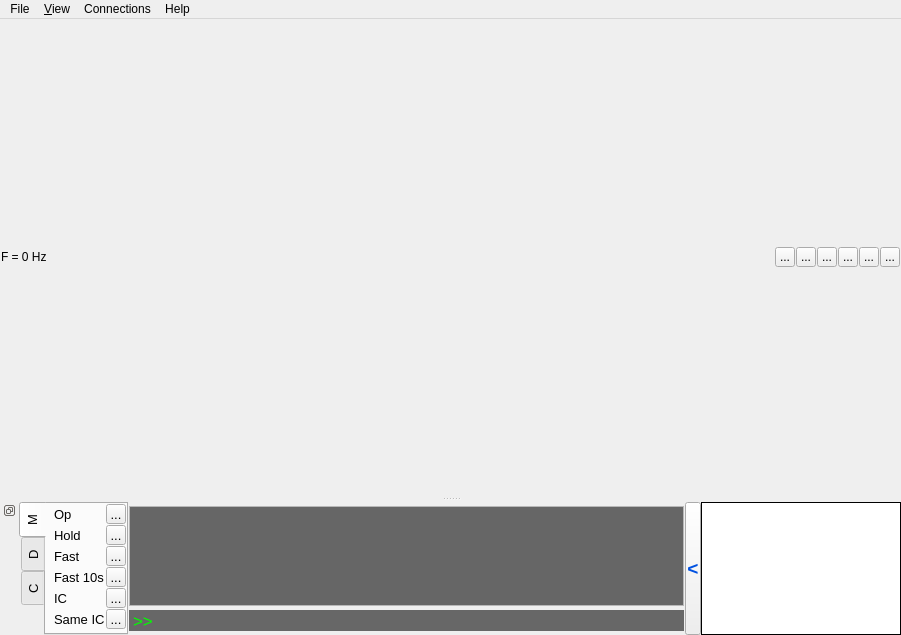
TUDelft-CNS-ATM/bluesky, file data/graphics/mainwindow.ui: the form before one commit.
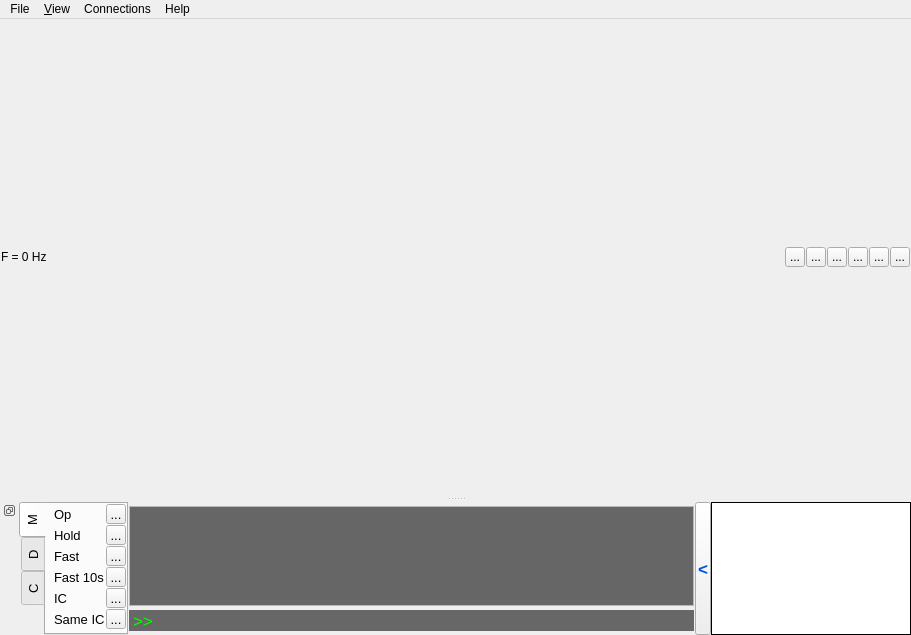
The form after the commit.

Commit message: Added self running check to mainmanager to avoid reading already closed sockets, or from accepting connections when quitting

Diff of the .ui file:
```diff
--- a/data/graphics/mainwindow.ui
+++ b/data/graphics/mainwindow.ui
@@ -6,7 +6,7 @@
    <rect>
     <x>0</x>
     <y>0</y>
-    <width>901</width>
+    <width>911</width>
     <height>635</height>
    </rect>
   </property>
@@ -1056,7 +1056,7 @@
        </property>
        <property name="font">
         <font>
-         <pointsize>14</pointsize>
+         <pointsize>13</pointsize>
          <weight>75</weight>
          <bold>true</bold>
         </font>
@@ -1110,7 +1110,7 @@
     <rect>
      <x>0</x>
      <y>0</y>
-     <width>901</width>
+     <width>911</width>
      <height>22</height>
     </rect>
    </property>
```
Lines whose indentation alone changed are shown as unchanged. The commit also changes 1 other file.
